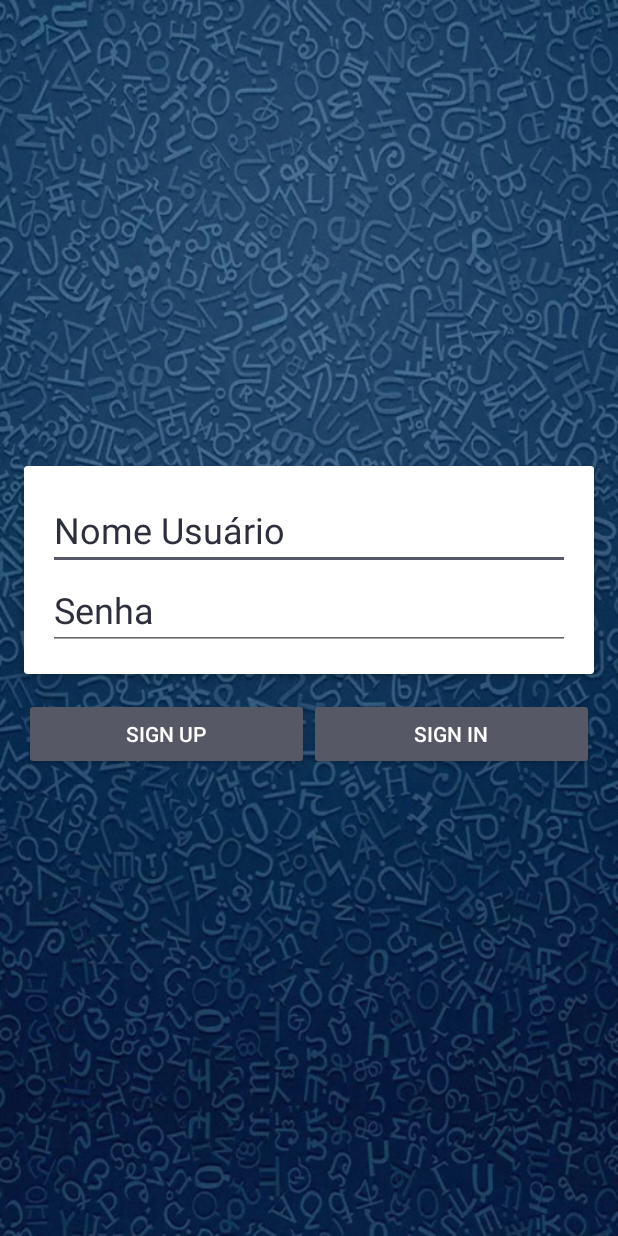
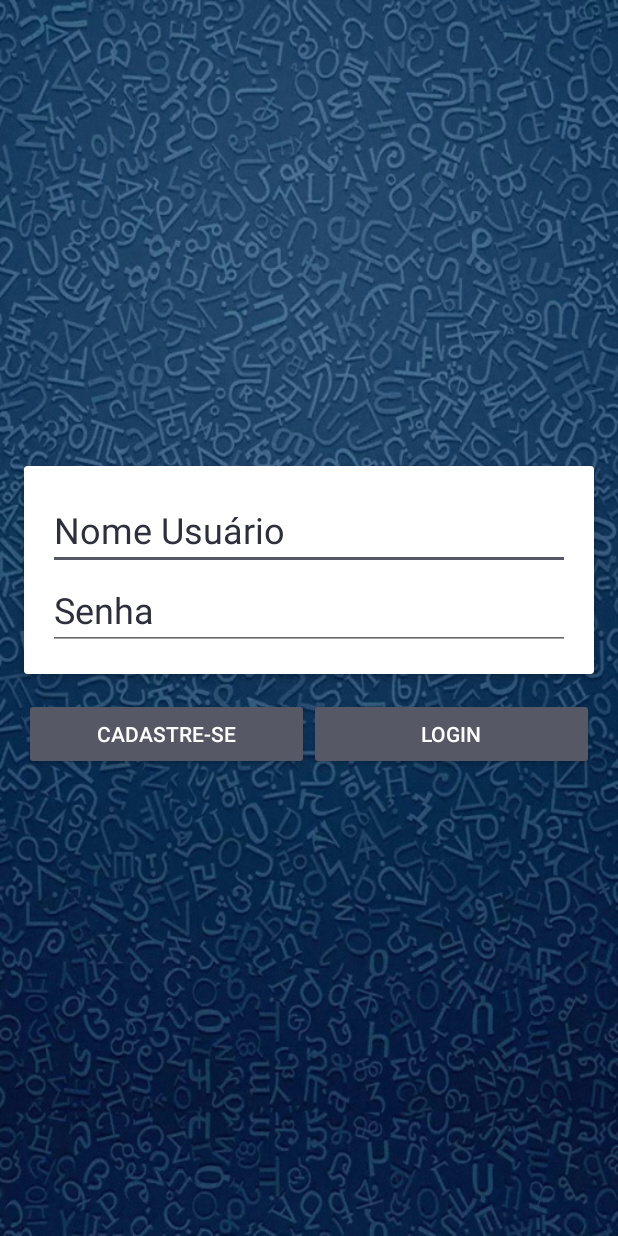
Before and after one commit to lucianobrsts/AndroidOnlineQuizApp, an Android app: the screen it shows after launch (MainActivity), on a phone screen of 412 x 824 dp. Run offline under Robolectric (Android 15) with nearby library versions, the phone set to English and light mode, and no system bars; our stand-ins replace Firebase (no records; nobody signed in at launch, a user with empty details on screens opened directly); libraries missing offline, so code that uses them is left out: com.rengwuxian.materialedittext; plain views replace MaterialEditText; 2 statements that could not run were skipped.

```diff
--- a/app/src/main/java/unit7/dev/androidonlinequizapp/MainActivity.java
+++ b/app/src/main/java/unit7/dev/androidonlinequizapp/MainActivity.java
@@ -60,7 +60,6 @@ public class MainActivity extends AppCompatActivity {
         });
     }
 
-
     private void signIn(final String usuario, final String senha) {
         usuarios.addListenerForSingleValueEvent(new ValueEventListener() {
             @Override
@@ -88,7 +87,6 @@ public class MainActivity extends AppCompatActivity {
             }
         });
     }
-
 
     private void showSignUpDialog() {
         AlertDialog.Builder alertDialog = new AlertDialog.Builder(MainActivity.this);
@@ -132,14 +130,12 @@ public class MainActivity extends AppCompatActivity {
 
                     @Override
                     public void onCancelled(DatabaseError databaseError) {
-
                     }
                 });
                 dialogInterface.dismiss();
 
             }
     });
-
        alertDialog.show();
     }
 }
--- a/app/src/main/java/unit7/dev/androidonlinequizapp/RankingFragment.java
+++ b/app/src/main/java/unit7/dev/androidonlinequizapp/RankingFragment.java
@@ -1,8 +1,10 @@
 package unit7.dev.androidonlinequizapp;
 
+import android.content.Context;
+import android.net.Uri;
 import android.os.Bundle;
+import android.support.v4.app.Fragment;
 import android.support.annotation.Nullable;
-import android.support.v4.app.Fragment;
 import android.view.LayoutInflater;
 import android.view.View;
 import android.view.ViewGroup;
--- a/app/src/main/res/layout/activity_home.xml
+++ b/app/src/main/res/layout/activity_home.xml
@@ -10,7 +10,7 @@
     <FrameLayout
         android:id="@+id/frame_layout"
         android:animateLayoutChanges="true"
-        android:layout_width="wrap_content"
+        android:layout_width="match_parent"
         android:layout_height="match_parent"
         android:layout_above="@+id/navigation"
         />
--- a/app/src/main/res/layout/activity_main.xml
+++ b/app/src/main/res/layout/activity_main.xml
@@ -73,7 +73,7 @@
 
                 <Button
                     android:id="@+id/botaoSignUp"
-                    android:text="Sign Up"
+                    android:text="Cadastre-se"
                     style="@style/Widget.AppCompat.Button.Colored"
                     android:layout_weight="1"
                     android:layout_width="0dp"
@@ -81,7 +81,7 @@
 
                 <Button
                     android:id="@+id/botaoSignIn"
-                    android:text="Sign In"
+                    android:text="Login"
                     style="@style/Widget.AppCompat.Button.Colored"
                     android:layout_weight="1"
                     android:layout_width="0dp"
--- a/app/src/main/res/layout/categoria_layout.xml
+++ b/app/src/main/res/layout/categoria_layout.xml
@@ -12,7 +12,7 @@
 
     <TextView
         android:id="@+id/category_name"
-        android:text="Category Name"
+        android:text="Nome Categoria"
         android:textColor="@android:color/white"
         android:textSize="24sp"
         android:gravity="center"
--- a/app/src/main/res/layout/fragment_ranking.xml
+++ b/app/src/main/res/layout/fragment_ranking.xml
@@ -9,8 +9,8 @@
     <TextView
         android:layout_width="match_parent"
         android:layout_height="match_parent"
-        android:text="Essa é a página de Ranking"
-        android:textSize="30sp"
+        android:text="Página de Ranking"
+        android:textSize="25sp"
         android:textColor="@android:color/white"/>
 
 </FrameLayout>
```
Also changed, not shown: app/src/main/java/unit7/dev/androidonlinequizapp/CategoryFragment.java (+14 -12 lines), app/src/main/java/unit7/dev/androidonlinequizapp/Home.java (+2 -6 lines).
